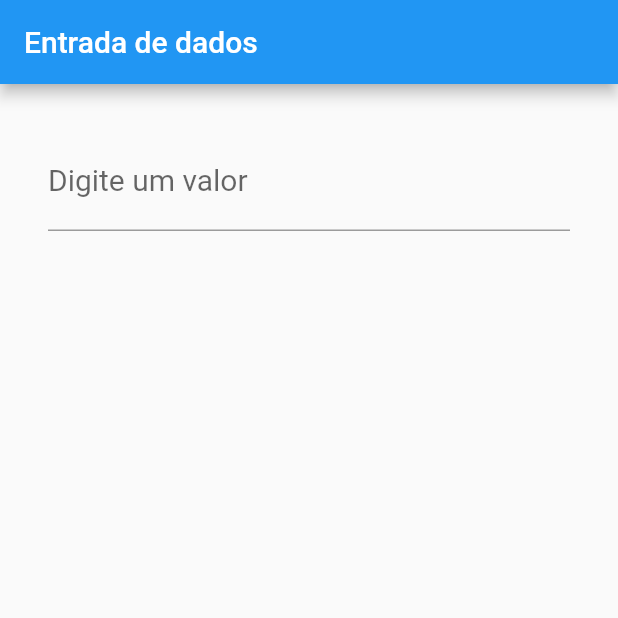
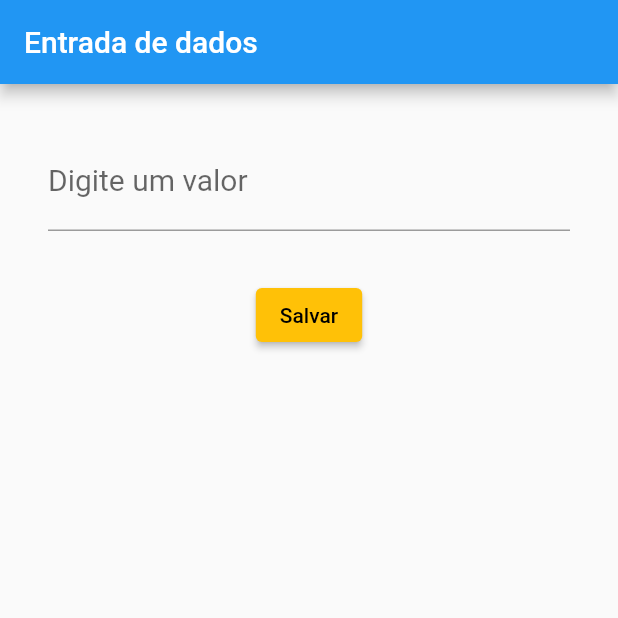
Before and after one commit to jjullimayanne/flutter-data-manipulation, a Flutter app: the screen it shows after launch, on a phone screen of 412 x 824 dp, the top half of it. Run offline on Flutter 3.47's test engine with Material 2 defaults, Android fonts, the phone set to English and light mode, and no system bars.

```diff
--- a/lib/campoTexto.dart
+++ b/lib/campoTexto.dart
@@ -8,6 +8,7 @@ class CampoTexto extends StatefulWidget {
 }
 
 class _CampoTextoState extends State<CampoTexto> {
+  TextEditingController _textEditingController = TextEditingController();
   @override
   Widget build(BuildContext context) {
     return Scaffold(
@@ -39,8 +40,18 @@ class _CampoTextoState extends State<CampoTexto> {
              },
              */
               onSubmitted: (String texto) => {print(texto)},
+              controller: _textEditingController,
             ),
           ),
+          ElevatedButton(
+            onPressed: () {
+              print(_textEditingController.text);
+            },
+            child: Text("Salvar"),
+            style: ElevatedButton.styleFrom(
+                primary: Colors.amber, onPrimary: Colors.black),
+
+          )
         ],
       ),
     );
```
